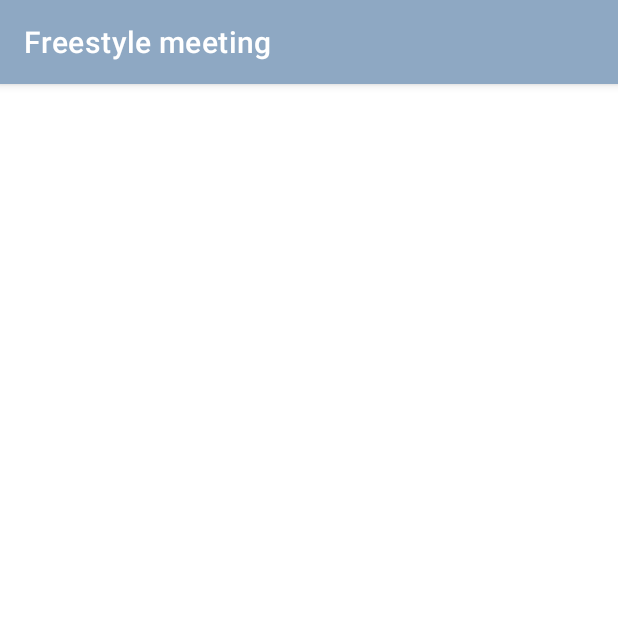
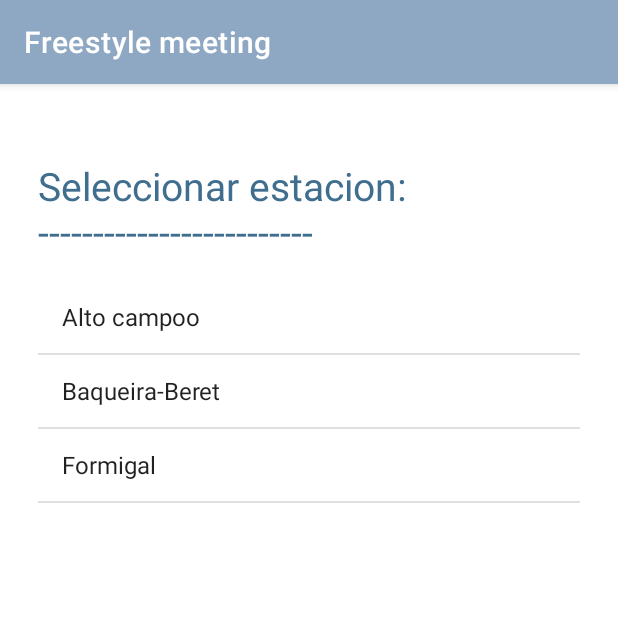
Before and after one commit to jorge-barrio/FreestyleMeeting, an Android app: the screen it shows after launch (SelectEstacionActivity), after a tap on "Seleccionar estacion", on a phone screen of 412 x 824 dp, the top half of it. Run offline under Robolectric (Android 15) with nearby library versions, the phone set to English and light mode, and no system bars; our stand-ins replace Firebase (no records; nobody signed in at launch, a user with empty details on screens opened directly), navigation-ui.

Commit message:
Lista de estaciones e iniciado DAO estacion

```diff
--- a/app/src/main/java/Modelo/Estacion.java
+++ b/app/src/main/java/Modelo/Estacion.java
@@ -5,4 +5,12 @@ public class Estacion {
     private Pista[] pistas;
     private String latitud;
     private String longitud;
+
+    public Estacion (String nombre){
+        this.nombre = nombre;
+    }
+
+    public String getNombre(){
+        return nombre;
+    }
 }
--- /dev/null
+++ b/app/src/main/java/com/example/freestylemeeting/DAO/EstacionDao.java
@@ -0,0 +1,29 @@
+package com.example.freestylemeeting.DAO;
+
+import com.google.firebase.firestore.CollectionReference;
+import com.google.firebase.firestore.DocumentReference;
+import com.google.firebase.firestore.FirebaseFirestore;
+
+import Modelo.Estacion;
+import Modelo.Pista;
+
+
+public class EstacionDao {
+
+    static FirebaseFirestore myDatabase = FirebaseFirestore.getInstance();
+    private final static String callectionEstacionesName = "Estaciones";
+    private final static String callectionPistasName = "Pistas";
+
+    public static Estacion[] getEstaciones(){
+        DocumentReference estaciones = myDatabase.collection(callectionEstacionesName).document();
+        System.out.println("Estaciones: "+estaciones);
+        //To-Do
+        Estacion[] result = {new Estacion("Alto campoo"), new Estacion("Baqueira-Beret"), new Estacion("Formigal")};
+        return result;
+    }
+
+    public static Pista[] getPistasByEstacionId(String id){
+        CollectionReference pistas = myDatabase.collection(callectionEstacionesName).document(id).collection(callectionPistasName);
+        return new Pista[0];
+    }
+}
--- a/app/src/main/java/com/example/freestylemeeting/SelectEstacionActivity.java
+++ b/app/src/main/java/com/example/freestylemeeting/SelectEstacionActivity.java
@@ -3,6 +3,17 @@ package com.example.freestylemeeting;
 import androidx.appcompat.app.AppCompatActivity;
 
 import android.os.Bundle;
+import android.widget.Adapter;
+import android.widget.ArrayAdapter;
+import android.widget.ListView;
+
+import com.example.freestylemeeting.DAO.EstacionDao;
+
+import java.util.ArrayList;
+import java.util.Arrays;
+import java.util.List;
+
+import Modelo.Estacion;
 
 public class SelectEstacionActivity extends AppCompatActivity {
 
@@ -10,5 +21,19 @@ public class SelectEstacionActivity extends AppCompatActivity {
     protected void onCreate(Bundle savedInstanceState) {
         super.onCreate(savedInstanceState);
         setContentView(R.layout.activity_select_estacion);
+
+        Estacion[] estaciones = EstacionDao.getEstaciones();
+
+        ListView listView = findViewById(R.id.idListViewEstaciones);
+
+        ArrayList<String> estacionesNames = new ArrayList<String>();
+
+        for (Estacion estacion : estaciones) {
+            estacionesNames.add(estacion.getNombre());
+        }
+        ArrayAdapter<String> adapter = new ArrayAdapter<String>(this, android.R.layout.simple_list_item_1, estacionesNames);
+
+        listView.setAdapter(adapter);
+
     }
 }
--- a/app/src/main/res/layout/activity_select_estacion.xml
+++ b/app/src/main/res/layout/activity_select_estacion.xml
@@ -1,9 +1,33 @@
 <?xml version="1.0" encoding="utf-8"?>
-<androidx.constraintlayout.widget.ConstraintLayout xmlns:android="http://schemas.android.com/apk/res/android"
+<RelativeLayout xmlns:android="http://schemas.android.com/apk/res/android"
     xmlns:app="http://schemas.android.com/apk/res-auto"
     xmlns:tools="http://schemas.android.com/tools"
     android:layout_width="match_parent"
     android:layout_height="match_parent"
     tools:context=".SelectEstacionActivity">
 
-</androidx.constraintlayout.widget.ConstraintLayout>
+    <TextView
+            android:id="@+id/textSeleccionarEstacion"
+            android:layout_width="match_parent"
+            android:layout_height="wrap_content"
+            android:layout_marginTop="50dp"
+            android:text="Seleccionar estacion:\n-------------------------"
+            android:textColor="@color/AzulOscuro3"
+            android:textSize="26sp"
+            android:layout_marginRight="25dp"
+            android:layout_marginLeft="25dp"/>
+
+    <ListView
+        android:id="@+id/idListViewEstaciones"
+        android:layout_width="match_parent"
+        android:layout_height="match_parent"
+        android:layout_below="@+id/textSeleccionarEstacion"
+        android:layout_marginTop="15dp"
+        android:layout_marginBottom="25dp"
+        android:layout_marginRight="25dp"
+        android:layout_marginLeft="25dp">
+
+
+    </ListView>
+
+</RelativeLayout>
--- a/app/src/main/res/layout/fragment_profile.xml
+++ b/app/src/main/res/layout/fragment_profile.xml
@@ -140,7 +140,7 @@
                         android:layout_marginRight="10dp"
                         android:layout_weight="1"
                         android:background="@color/AzulClaro"
-                        android:text="Solicitar amistad"
+                        android:text="Cerrar sesion"
                         android:textColor="@color/white" />
 
                 </LinearLayout>
```
